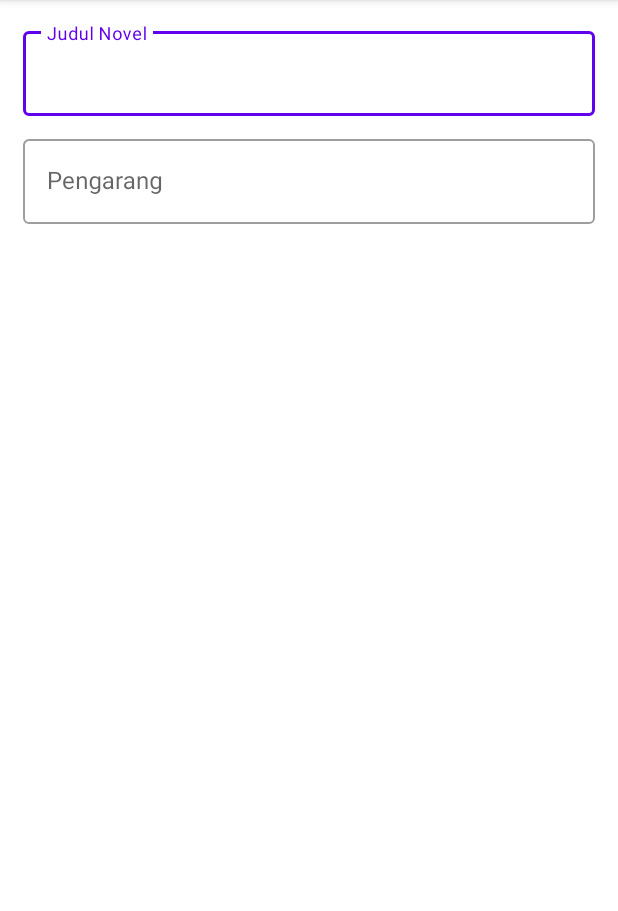
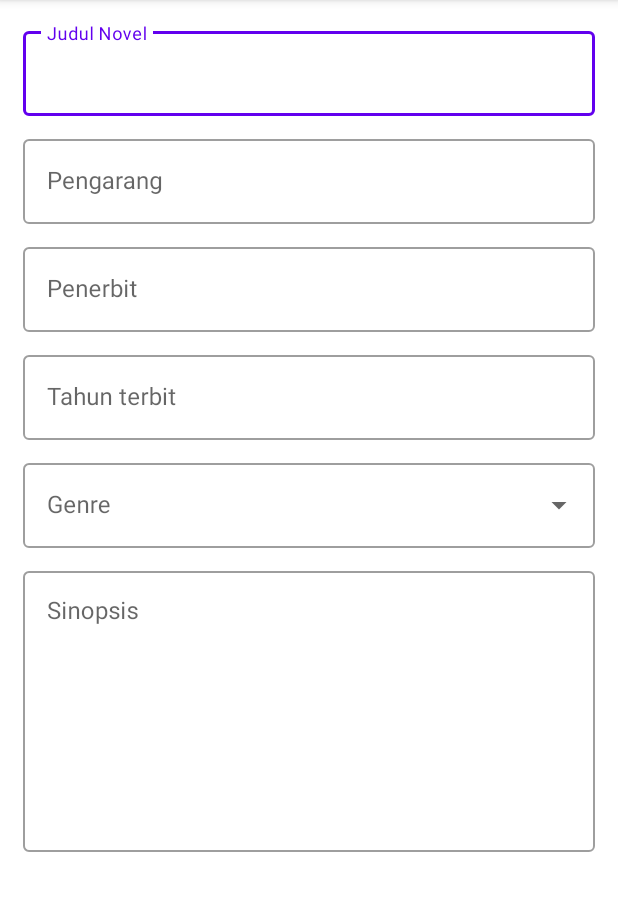
Before and after one commit to syachdanzhafar/izo-novel-android, an Android app: the screen it shows after launch (FormInptActivity), on a phone screen of 412 x 824 dp, the part 84-995 px from its top. Run offline under Robolectric (Android 15) with nearby library versions, the phone set to English and light mode, and no system bars.

Commit message:
form input activity

```diff
--- a/app/src/main/java/com/sata/izonovel/FormInptActivity.java
+++ b/app/src/main/java/com/sata/izonovel/FormInptActivity.java
@@ -2,13 +2,24 @@ package com.sata.izonovel;
 
 import androidx.appcompat.app.AppCompatActivity;
 
+import android.graphics.Color;
 import android.os.Bundle;
+import android.widget.ArrayAdapter;
+import android.widget.AutoCompleteTextView;
 
 public class FormInptActivity extends AppCompatActivity {
+    String[] genre = {"Action", "Romance", "Fantasi", "Horor", "Comedy", "Sci-fi"};
 
     @Override
     protected void onCreate(Bundle savedInstanceState) {
         super.onCreate(savedInstanceState);
         setContentView(R.layout.activity_form_inpt);
+
+        ArrayAdapter<String> adapter = new ArrayAdapter<String>
+                (this, android.R.layout.select_dialog_item, genre);
+        AutoCompleteTextView actv = (AutoCompleteTextView) findViewById(R.id.filled_exposed_dropdown);
+        actv.setThreshold(1);
+        actv.setAdapter(adapter);
+
     }
 }
--- a/app/src/main/res/layout/activity_form_inpt.xml
+++ b/app/src/main/res/layout/activity_form_inpt.xml
@@ -37,6 +37,58 @@
                     android:layout_height="wrap_content"
                     android:id="@+id/met_pengarang"/>
             </com.google.android.material.textfield.TextInputLayout>
+
+            <com.google.android.material.textfield.TextInputLayout
+                android:layout_width="match_parent"
+                android:layout_height="wrap_content"
+                android:layout_marginTop="10dp"
+                style="@style/Widget.MaterialComponents.TextInputLayout.OutlinedBox"
+                android:hint="Penerbit">
+                <com.google.android.material.textfield.TextInputEditText
+                    android:layout_width="match_parent"
+                    android:layout_height="wrap_content"
+                    android:id="@+id/met_penerbit"/>
+            </com.google.android.material.textfield.TextInputLayout>
+
+            <com.google.android.material.textfield.TextInputLayout
+                android:layout_width="match_parent"
+                android:layout_height="wrap_content"
+                android:layout_marginTop="10dp"
+                style="@style/Widget.MaterialComponents.TextInputLayout.OutlinedBox"
+                android:hint="Tahun terbit">
+                <com.google.android.material.textfield.TextInputEditText
+                    android:layout_width="match_parent"
+                    android:layout_height="wrap_content"
+                    android:id="@+id/met_tahun_terbit"/>
+            </com.google.android.material.textfield.TextInputLayout>
+
+            <com.google.android.material.textfield.TextInputLayout
+                android:layout_width="match_parent"
+                android:layout_height="wrap_content"
+                android:layout_marginTop="10dp"
+                style="@style/Widget.MaterialComponents.TextInputLayout.OutlinedBox.ExposedDropdownMenu"
+                android:hint="Genre"
+                android:orientation="horizontal">
+                <AutoCompleteTextView
+                    android:id="@+id/filled_exposed_dropdown"
+                    android:layout_width="match_parent"
+                    android:layout_height="wrap_content"
+                    android:inputType="none"/>
+            </com.google.android.material.textfield.TextInputLayout>
+
+            <com.google.android.material.textfield.TextInputLayout
+                android:layout_width="match_parent"
+                android:layout_height="wrap_content"
+                android:layout_marginTop="10dp"
+                style="@style/Widget.MaterialComponents.TextInputLayout.OutlinedBox"
+                android:hint="Sinopsis">
+                <com.google.android.material.textfield.TextInputEditText
+                    android:layout_width="match_parent"
+                    android:layout_height="wrap_content"
+                    android:lines="8"
+                    android:gravity="top|start"
+                    android:id="@+id/met_sinopsis"/>
+            </com.google.android.material.textfield.TextInputLayout>
         </LinearLayout>
     </ScrollView>
 
```
